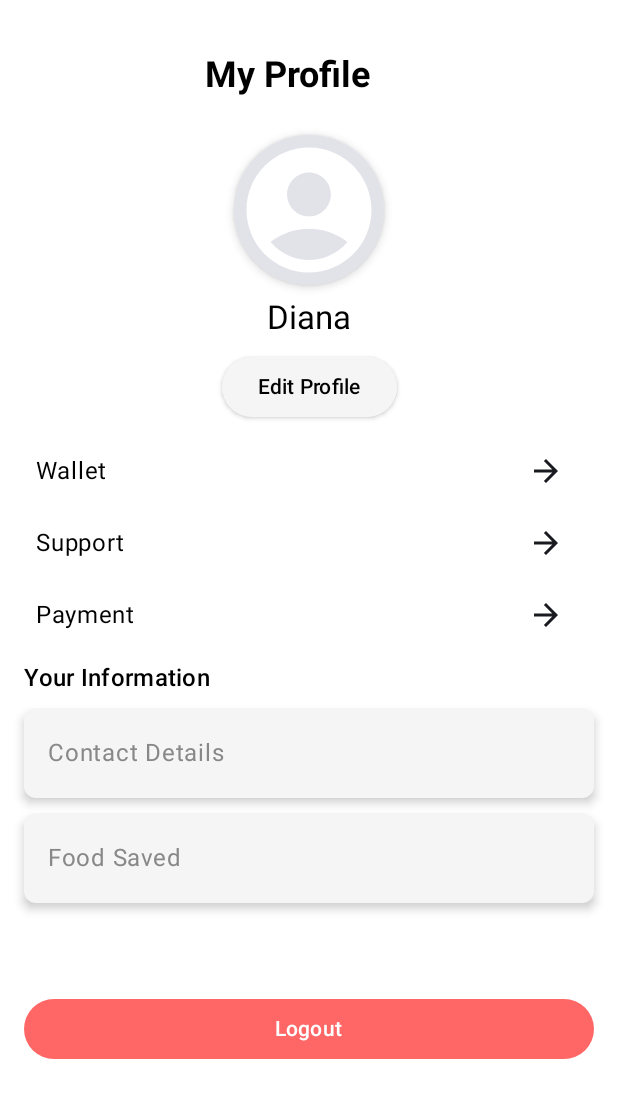
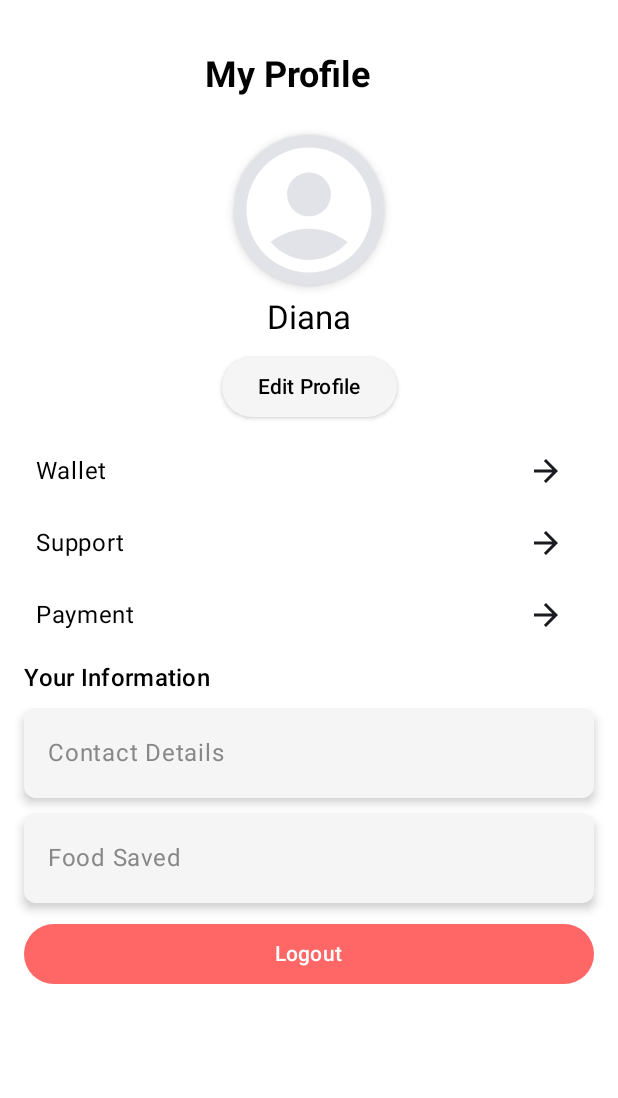
Before and after one commit to curiousfalak/Innotech_Wastenot, an Android app built with Jetpack Compose: the composable ProfileScreen shown on its own in the app's theme, on a phone screen of 412 x 824 dp. Shown: the top 1098 px of the screen. Run offline under Robolectric (Android 15) with nearby library versions, the light colour scheme and no system bars.

Commit message:
i made profile screen.

```diff
--- a/app/src/main/java/com/example/wastenot/Screens/Profile.kt
+++ b/app/src/main/java/com/example/wastenot/Screens/Profile.kt
@@ -147,7 +147,7 @@ fun ProfileScreen() {
         ProfileInfoCard("Contact Details")
         Spacer(modifier = Modifier.height(10.dp))
         ProfileInfoCard("Food Saved")
-        Spacer(modifier = Modifier.height(60.dp))
+        Spacer(modifier = Modifier.height(10.dp))
         Button(
             onClick = {  }, // Navigate to login screen
             modifier = Modifier.fillMaxWidth() ,
```
